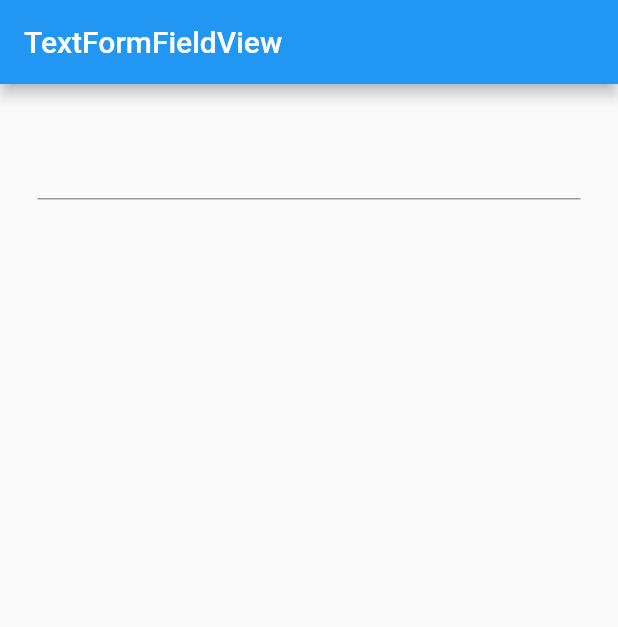
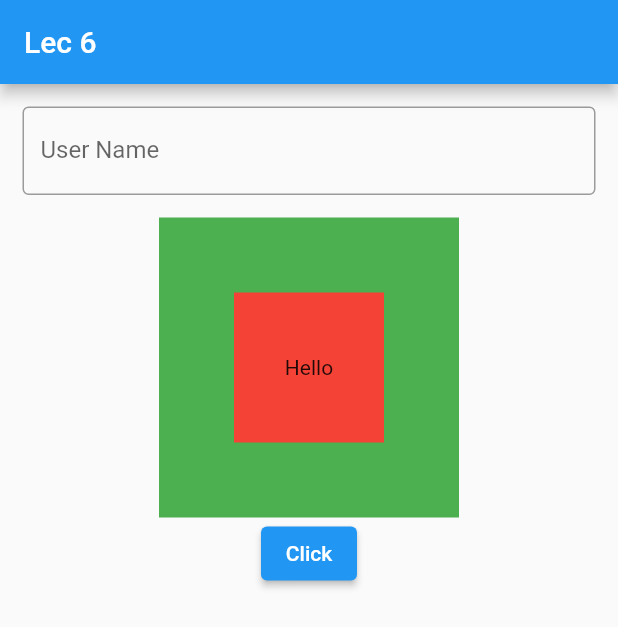
Before and after one commit to Isuranga2/MIHA_Learning, a Flutter app: the screen it shows after launch, on a phone screen of 412 x 824 dp. Shown: the top 627 px of the screen. Run offline on Flutter 3.47's test engine with Material 2 defaults, Android fonts, the phone set to English and light mode, and no system bars; our stand-ins replace flutter_svg.

Commit message:
Lec 6 complete

```diff
--- a/lib/main.dart
+++ b/lib/main.dart
@@ -1,7 +1,6 @@
+import 'package:MIHA_Learning/screens/lec6Screen.dart';
 import 'package:flutter/material.dart';
-import 'package:flutter_svg/flutter_svg.dart';
-import 'package:MIHA_Learning/textFieldView.dart';
-import 'package:MIHA_Learning/textFormFieldView.dart';
+
 
 void main() {
   runApp(const MyApp());
@@ -17,100 +16,7 @@ class MyApp extends StatelessWidget {
       theme: ThemeData(
         primarySwatch: Colors.blue,
       ),
-      home: const TextFormFieldView(), //Screen widget
+      home: const Lec6Screen(), //Screen widget
     );
   }
 }
-
-
-//Screen Widget --> Stateful
-class MyHomePage extends StatefulWidget {
-  const MyHomePage({Key? key}) : super(key: key);
-
-  @override
-  State<MyHomePage> createState() => _MyHomePageState();
-}
-
-class _MyHomePageState extends State<MyHomePage> {
-
-
-  @override
-  Widget build(BuildContext context) {
-    //! UI components code
-    return Scaffold(
-      appBar: AppBar(title: const Text("App bar title 2"),),
-      backgroundColor: Colors.white,
-      body: Container(
-        width: 500,
-        height: 500,
-        // color: Colors.green,
-        child: Column(
-          mainAxisAlignment: MainAxisAlignment.spaceBetween,
-          crossAxisAlignment: CrossAxisAlignment.start,
-          children: [
-            Text("Child 1", style: TextStyle(fontSize: 30, color: Colors.red,fontFamily: "Sono"),),
-            Text("Child 2",style: TextStyle(fontSize: 30, color: Colors.red)),
-            // GestureDetector(
-            //   onTap: () {
-            //     debugPrint("Hi All");
-            //   },
-            //   child: Container(
-            //     width: 100,
-            //     height: 100,
-            //     color: Colors.green,
-            //     child: Text("Child 3")),
-            // ),
-
-            // ElevatedButton(
-            //   onPressed: (){
-            //     //Function body
-            //     debugPrint("Click button");
-            //   },
-            //   child: const Text("Login"),
-            // ),
-            // IconButton(
-            //   onPressed: ()=> print("Hello"),
-            //   icon: Icon(Icons.settings)
-            // ),
-            // TextButton(
-            //   onPressed: (){},
-            //   child: Text("See More")
-            // ),
-            // Container(
-            //   width: 200,
-            //   height: 200,
-            //   color: Colors.red,
-            //   child: Image(
-            //     image: AssetImage("assets/images/Image1.jpeg"),
-            //     fit: BoxFit.fitHeight,
-            //   ),
-            // ),
-            // Container(
-            //   width: 100,
-            //   height: 100,
-            //   child: Image(
-            //     image: NetworkImage("https://drive.google.com/file/d/1rT74tMA7qBEM2BUm5m6f7hSwuneiWL_6/view?usp=sharing")
-            //   ),
-            // ),
-            // Icon(
-            //   Icons.person,
-            //   size: 40,
-            //   color: Colors.red,
-            // ),
-            Container(
-              child: SvgPicture.asset(
-                  "assets/icons/Group 50.svg",
-                  width: 200,
-                  height: 200,
-
-              ),
-            )
-
-          ],
-        ),
-      ),
-
-
-    );
-  }
-}
--- /dev/null
+++ b/lib/screens/lec6Screen.dart
@@ -0,0 +1,80 @@
+import 'package:MIHA_Learning/screens/lec6/stateFulW.dart';
+import 'package:MIHA_Learning/screens/lec6/stateLessW.dart';
+import 'package:flutter/material.dart';
+
+class Lec6Screen extends StatefulWidget {
+  const Lec6Screen({super.key});
+
+  @override
+  State<Lec6Screen> createState() => _Lec6ScreenState();
+}
+
+class _Lec6ScreenState extends State<Lec6Screen> {
+
+  TextEditingController nameController = TextEditingController(); //Create controller to hold user name input
+
+  @override
+  Widget build(BuildContext context) {
+    return Scaffold(
+      appBar: AppBar(title: const Text("Lec 6")),
+      body: Center(
+        child: Column(
+          children: [
+            emailInputWidget(nameController),
+            Container(
+              width: 200,
+              height: 200,
+              padding: const EdgeInsets.all(50),
+              color: Colors.green,
+              child: childContainer(c: Colors.red, text: "Hello"),
+              ),
+            // Container(
+            //   width: 200,
+            //   height: 200,
+            //   padding: const EdgeInsets.all(50),
+            //   color: Colors.blue,
+            //   child: StateLessW(color1: Colors.yellow),
+            //   ),
+            // Container(
+            //   width: 200,
+            //   height: 200,
+            //   padding: const EdgeInsets.all(50),
+            //   color: Colors.black,
+            //   child: StateFullW(color2: Colors.pink),
+            //   ),
+            ElevatedButton(
+              onPressed: (){
+                print(nameController.text);
+              },
+              child: const Text("Click"))
+          ],
+        ),
+      ),
+    );
+  }
+
+  //! child- in class widget
+  Widget childContainer({Color? c, String? text}){
+    return Container(
+            width: 100,
+            height: 100,
+            color: c,
+            child: Text(text!),
+            alignment: Alignment.center,
+          );
+  }
+
+  Widget emailInputWidget(TextEditingController ctrl){
+    return Container(
+                  padding: EdgeInsets.all(15),
+                  child:  TextField(
+                    controller: ctrl,
+                    decoration: const InputDecoration(
+                      border: OutlineInputBorder(),
+                      labelText: 'User Name',
+                      hintText: 'Enter Your Name',
+                    ),
+                  ),
+                );
+  }
+}
```
Also changed, not shown: lib/Lec1_2_3_4_5/myHomePage.dart (added, +94 -0 lines), lib/Lec1_2_3_4_5/textFieldView.dart (renamed from lib/textFieldView.dart, +20 -12 lines), lib/screens/lec6/stateFulW.dart (added, +23 -0 lines), lib/screens/lec6/stateLessW.dart (added, +15 -0 lines), lib/Lec1_2_3_4_5/myHomePage2.dart (renamed from lib/myHomePage2.dart), lib/Lec1_2_3_4_5/myHomePage3.dart (renamed from lib/myHomePage3.dart), lib/Lec1_2_3_4_5/textFormFieldView.dart (renamed from lib/textFormFieldView.dart).
